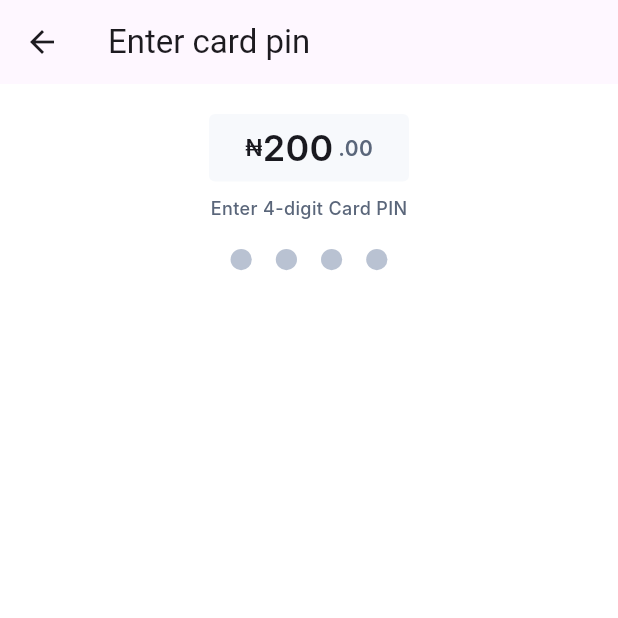
After one commit to odejinmi/topwisemp35p, a Flutter app: the Carpin screen opened directly, on a phone screen of 412 x 824 dp, the top half of it. The commit adds this screen. Run offline on Flutter 3.47's test engine with Material 3 defaults, Android fonts, the light colour scheme and no system bars; our stand-ins replace plugin_platform_interface; missing offline and left inert: dart:html; Roboto replaces fonts that are missing (AudioWide, Inter).

Commit message:
pin layout added

```diff
--- /dev/null
+++ b/example/lib/carpin.dart
@@ -0,0 +1,220 @@
+import 'dart:async';
+
+import 'package:flutter/material.dart';
+import 'package:flutter/services.dart';
+import 'package:topwisemp35p/topwisemp35p.dart';
+
+import 'handlekeyboard.dart';
+
+class Carpin extends StatefulWidget {
+  final String amount;
+  const Carpin({Key? key, required this.amount}) : super(key: key);
+
+  @override
+  _CarpinState createState() => _CarpinState();
+}
+
+class _CarpinState extends State<Carpin> {
+
+  int position = 0;
+  String amountController = "";
+  HardwareKeyboard hardwareKeyboard = HardwareKeyboard.instance;
+  late Keyevent keyEventHandler; // Keep a reference to the same Keyevent instance
+
+  Timer? _timer;
+  @override
+  void initState() {
+    // TODO: implement initState
+    super.initState();
+    keyEventHandler = Keyevent(onchange: result, proceed: proceed, cancel:cancel, context: context);
+    hardwareKeyboard.addHandler(keyEventHandler.handleKeyEvent);
+  }
+
+  @override
+  Widget build(BuildContext context) {
+    return Scaffold(
+      appBar: AppBar(
+        title: const Text('Enter card pin'),
+      ),
+      body: Container(
+        color: Colors.white,
+        child: Column(
+          children: [
+            const SizedBox(height: 20,),
+            const Row(),
+            if(position ==0)
+              Column(
+                children: [
+                  Container(
+                    height: 45,
+                    padding: const EdgeInsets.symmetric(horizontal: 24, vertical: 4),
+                    decoration: ShapeDecoration(
+                      color: const Color(0xFFF7F9FC),
+                      shape: RoundedRectangleBorder(borderRadius: BorderRadius.circular(4)),
+                    ),
+                    child: Row(
+                      mainAxisSize: MainAxisSize.min,
+                      mainAxisAlignment: MainAxisAlignment.start,
+                      crossAxisAlignment: CrossAxisAlignment.center,
+                      children: [
+                        Text(
+                          '₦',
+                          style: TextStyle(
+                            color: Color(0xFF19191F),
+                            fontSize:15,
+                            fontFamily: 'Inter',
+                            fontWeight: FontWeight.w600,
+                          ),
+                        ),
+                        Text(
+                          widget.amount,
+                          style: const TextStyle(
+                            color: Color(0xFF19191F),
+                            fontSize: 24,
+                            fontFamily: 'Inter',
+                            fontWeight: FontWeight.w600,
+                            height: 0,
+                          ),
+                        ),
+                        const SizedBox(width: 3.02),
+                        const Text(
+                          '.00',
+                          style: TextStyle(
+                            color: Color(0xFF5A667A),
+                            fontSize: 14,
+                            fontFamily: 'Inter',
+                            fontWeight: FontWeight.w600,
+                            height: 0,
+                          ),
+                        ),
+                      ],
+                    ),
+                  ),
+                  const SizedBox(height: 10,),
+                  const Text(
+                    'Enter 4-digit Card PIN',
+                    style: TextStyle(
+                      color: Color(0xFF5A667A),
+                      fontSize: 12,
+                      fontFamily: 'Inter',
+                      fontWeight: FontWeight.w500,
+                      height: 0,
+                    ),
+                  ),
+                  const SizedBox(height: 20,),
+                  Row(
+                    mainAxisAlignment: MainAxisAlignment.center,
+                    crossAxisAlignment: CrossAxisAlignment.center,
+                    children: [
+                      Container(
+                        width: 14.14,
+                        height: 14.14,
+                        decoration: ShapeDecoration(
+                          color: buttoncolor(1),
+                          shape: RoundedRectangleBorder(
+                            borderRadius: BorderRadius.circular(7.07),
+                          ),
+                        ),
+                      ),
+                      const SizedBox(width: 16),
+                      Container(
+                        width: 14.14,
+                        height: 14.14,
+                        decoration: ShapeDecoration(
+                          color: buttoncolor(2),
+                          shape: RoundedRectangleBorder(
+                            borderRadius: BorderRadius.circular(7.07),
+                          ),
+                        ),
+                      ),
+                      const SizedBox(width: 16),
+                      Container(
+                        width: 14.14,
+                        height: 14.14,
+                        decoration: ShapeDecoration(
+                          color: buttoncolor(3),
+                          shape: RoundedRectangleBorder(
+                            borderRadius: BorderRadius.circular(7.07),
+                          ),
+                        ),
+                      ),
+                      const SizedBox(width: 16),
+                      Container(
+                        width: 14.14,
+                        height: 14.14,
+                        decoration: ShapeDecoration(
+                          color: buttoncolor(4),
+                          shape: RoundedRectangleBorder(
+                            borderRadius: BorderRadius.circular(7.07),
+                          ),
+                        ),
+                      ),
+                    ],
+                  ),
+                ],
+              ),
+            if(position >=1)
+              Column(
+                mainAxisSize: MainAxisSize.min,
+                mainAxisAlignment: MainAxisAlignment.start,
+                crossAxisAlignment: CrossAxisAlignment.center,
+                children: [
+                  Text(
+                    position ==1?'Validating...':'Processing transaction',
+                    textAlign: TextAlign.center,
+                    style: const TextStyle(
+                      color: Color(0xFF5A667A),
+                      fontSize: 12,
+                      fontFamily: 'Inter',
+                      fontWeight: FontWeight.w500,
+                    ),
+                  ),
+                ],
+              )
+          ],
+        ),
+      ),
+    );
+  }
+
+  Color buttoncolor(int position){
+    return amountController.length >= position
+        ? Color(0xFF34AA44)
+        : Color(0xFFB9C2D2);
+  }
+
+
+  void result(String value){
+    if(value != "delete") {
+      if (amountController.toString().length < 4) {
+        amountController += value;
+      }
+    }else{
+      if (amountController.isNotEmpty && amountController != "0" && amountController.toString().length>1) {
+        amountController = amountController.substring(
+            0, amountController.length - 1);
+      }else{
+        // amountController = '';
+      }
+    }
+  }
+  @override
+  void dispose() {
+    hardwareKeyboard.removeHandler(keyEventHandler.handleKeyEvent);
+    super.dispose();
+  }
+
+
+  proceed(){
+    print("return back to withdraw");
+    Navigator.pop(context, amountController);
+    hardwareKeyboard.removeHandler(keyEventHandler.handleKeyEvent);
+  }
+
+  cancel(){
+    final _topwisemp35pPlugin = Topwisemp35p();
+    _topwisemp35pPlugin.cancelcardprocess();
+    Navigator.pop(context);
+  }
+
+}
--- /dev/null
+++ b/example/lib/handlekeyboard.dart
@@ -0,0 +1,61 @@
+import 'package:flutter/cupertino.dart';
+import 'package:flutter/material.dart';
+import 'package:flutter/services.dart';
+
+class Keyevent {
+   // late TextEditingController amountController;
+  final ValueChanged<String>? onchange;
+  // late BuildContext context;
+
+  Function? proceed, cancel;
+  late BuildContext context;
+
+  Keyevent(
+      {
+        required this.context,
+        this.onchange,
+        this.cancel,
+      this.proceed});
+
+  bool handleKeyEvent(KeyEvent event) {
+    print(event);
+    String key = '';
+    if (event is KeyDownEvent) {
+      if (event.logicalKey.keyId >= LogicalKeyboardKey.digit1.keyId &&
+          event.logicalKey.keyId <= LogicalKeyboardKey.digit9.keyId) {
+        key = (event.logicalKey.keyId - LogicalKeyboardKey.digit1.keyId + 1)
+            .toString();
+      } else if (event.logicalKey.keyId == LogicalKeyboardKey.digit0.keyId) {
+        key = '0';
+      } else if (event.logicalKey.keyId == LogicalKeyboardKey.enter.keyId) {
+        if (proceed != null) {
+          proceed!();
+        }
+      } else if (event.logicalKey.keyId == LogicalKeyboardKey.delete.keyId ||event.logicalKey.keyId == LogicalKeyboardKey.backspace.keyId) {
+        // if (key.isNotEmpty) {
+        //   key = key.substring(
+        //       0, key.length - 1);
+        // }
+        key = "delete";
+      } else if (event.logicalKey.keyId == LogicalKeyboardKey.goBack.keyId || event.logicalKey.keyId == LogicalKeyboardKey.escape.keyId) {
+        if (cancel != null) {
+          cancel!();
+        }else{
+          Navigator.pop(context);
+        }
+      }
+      // else if (// Add logic for other valid symbols here) {
+      // // Allow other relevant symbols (e.g., '.')
+      // key = getSymbolFromKeyCode(event.logicalKey.keyId);
+    } else {
+      // Handle invalid input (show a toast or snackbar)
+      // print('Invalid input: ${event.logicalKey}');
+    }
+
+    if (key.isNotEmpty && onchange !=null) {
+      // amountController.text += key;
+        onchange!(key);
+    }
+    return true;
+  }
+}
--- a/pubspec.yaml
+++ b/pubspec.yaml
@@ -1,6 +1,6 @@
 name: topwisemp35p
 description: "A Plugin used to interfering Topwise Mp35p pos device."
-version: 0.0.5
+version: 0.0.6
 repository: https://github.com/odejinmi/topwisemp35p.git
 homepage: https://5starcompany.com.ng
 
```
Also changed, not shown: example/lib/home.dart (+34 -4 lines), example/pubspec.lock, 2 other files.
